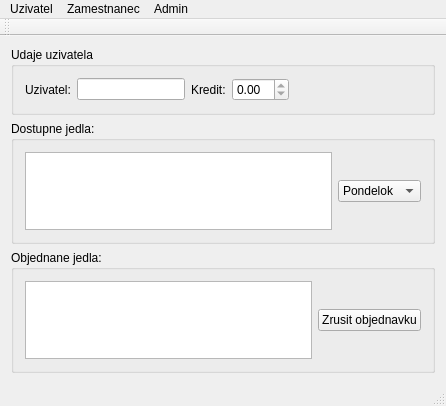
Above: jedalen.ui from maroslastik/jedalen2 before the change. Below: the same form after it.
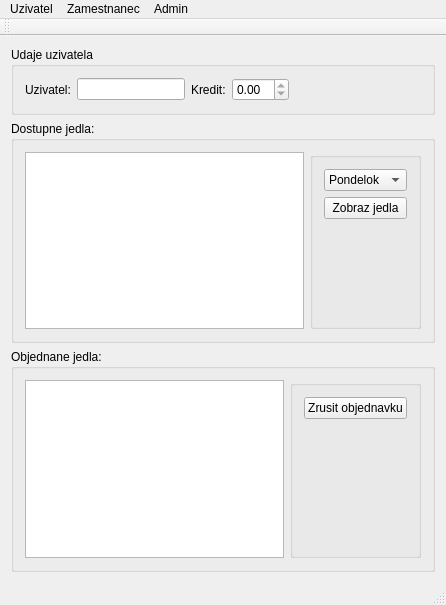
That is the form after the change.

Diff of the .ui file:
```diff
--- a/jedalen.ui
+++ b/jedalen.ui
@@ -7,7 +7,7 @@
     <x>0</x>
     <y>0</y>
     <width>446</width>
-    <height>406</height>
+    <height>605</height>
    </rect>
   </property>
   <property name="windowTitle">
@@ -88,7 +88,16 @@
         <widget class="QTableWidget" name="dostupne_zoz"/>
        </item>
        <item>
+        <widget class="QGroupBox" name="groupBox">
+         <property name="title">
+          <string/>
+         </property>
+         <layout class="QVBoxLayout" name="verticalLayout_2">
+          <item>
         <widget class="QComboBox" name="den">
+            <property name="currentIndex">
+             <number>0</number>
+            </property>
          <item>
           <property name="text">
            <string>Pondelok</string>
@@ -126,6 +135,29 @@
          </item>
         </widget>
        </item>
+          <item>
+           <widget class="QPushButton" name="zobraz_jedla">
+            <property name="text">
+             <string>Zobraz jedla</string>
+            </property>
+           </widget>
+          </item>
+          <item>
+           <spacer name="verticalSpacer">
+            <property name="orientation">
+             <enum>Qt::Vertical</enum>
+            </property>
+            <property name="sizeHint" stdset="0">
+             <size>
+              <width>20</width>
+              <height>40</height>
+             </size>
+            </property>
+           </spacer>
+          </item>
+         </layout>
+        </widget>
+       </item>
       </layout>
      </widget>
     </item>
@@ -139,12 +171,34 @@
         <widget class="QTableWidget" name="objednane_zoz"/>
        </item>
        <item>
+        <widget class="QGroupBox" name="groupBox_2">
+         <property name="title">
+          <string/>
+         </property>
+         <layout class="QVBoxLayout" name="verticalLayout_3">
+          <item>
         <widget class="QPushButton" name="zrusit_obj">
          <property name="text">
           <string>Zrusit objednavku</string>
          </property>
         </widget>
        </item>
+          <item>
+           <spacer name="verticalSpacer_2">
+            <property name="orientation">
+             <enum>Qt::Vertical</enum>
+            </property>
+            <property name="sizeHint" stdset="0">
+             <size>
+              <width>20</width>
+              <height>40</height>
+             </size>
+            </property>
+           </spacer>
+          </item>
+         </layout>
+        </widget>
+       </item>
       </layout>
      </widget>
     </item>
```
Left out of the diff: 8 changed lines with no effect on the pictures. Lines whose indentation alone changed are shown as unchanged.
